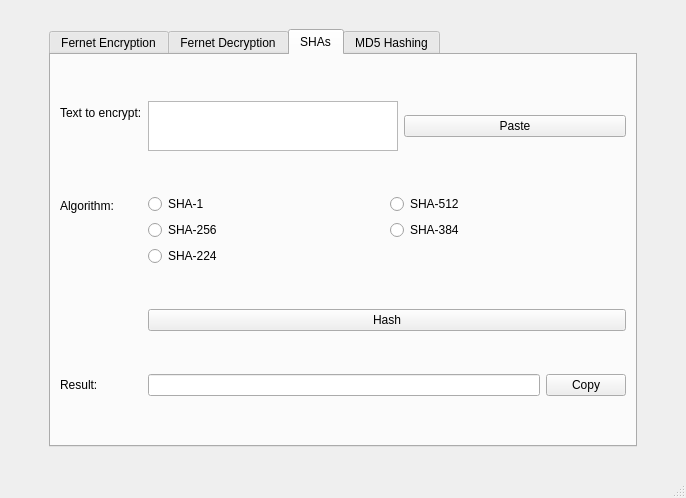
Qt form design.ui (germanivanov0719/Cryptography) before a commit.
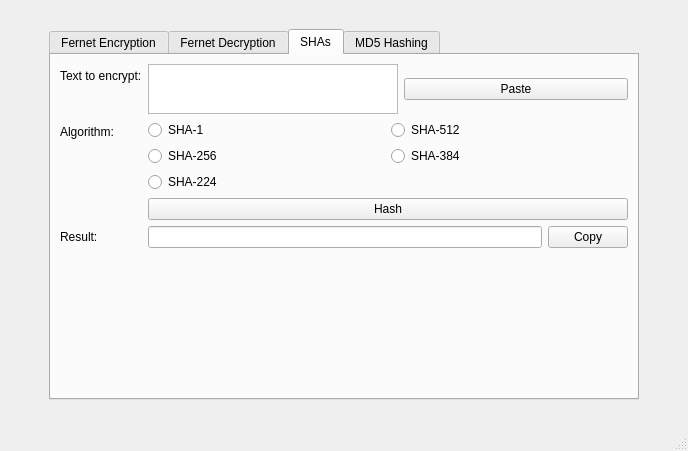
The same form after that commit. The open tabs and pages were chosen to show the change.

What changed in the file:
```diff
--- a/design.ui
+++ b/design.ui
@@ -6,13 +6,25 @@
    <rect>
     <x>0</x>
     <y>0</y>
-    <width>686</width>
-    <height>498</height>
+    <width>688</width>
+    <height>451</height>
    </rect>
   </property>
   <property name="windowTitle">
    <string>MainWindow</string>
   </property>
+  <property name="windowOpacity">
+   <double>1.000000000000000</double>
+  </property>
+  <property name="autoFillBackground">
+   <bool>false</bool>
+  </property>
+  <property name="windowFilePath">
+   <string/>
+  </property>
+  <property name="toolButtonStyle">
+   <enum>Qt::ToolButtonIconOnly</enum>
+  </property>
   <property name="documentMode">
    <bool>false</bool>
   </property>
@@ -537,14 +549,14 @@
           </property>
          </widget>
         </item>
-        <item row="3" column="0">
+        <item row="4" column="0">
          <widget class="QLabel" name="label_2">
           <property name="text">
            <string>Result:</string>
           </property>
          </widget>
         </item>
-        <item row="3" column="1">
+        <item row="4" column="1">
          <layout class="QHBoxLayout" name="horizontalLayout_8" stretch="0,0">
           <property name="sizeConstraint">
            <enum>QLayout::SetDefaultConstraint</enum>
@@ -574,6 +586,19 @@
           </item>
          </layout>
         </item>
+        <item row="5" column="1">
+         <spacer name="verticalSpacer_8">
+          <property name="orientation">
+           <enum>Qt::Vertical</enum>
+          </property>
+          <property name="sizeHint" stdset="0">
+           <size>
+            <width>20</width>
+            <height>20</height>
+           </size>
+          </property>
+         </spacer>
+        </item>
        </layout>
       </widget>
       <widget class="QWidget" name="tab_md5">
```
Left out of the diff: 174 changed lines with no effect on the pictures.
